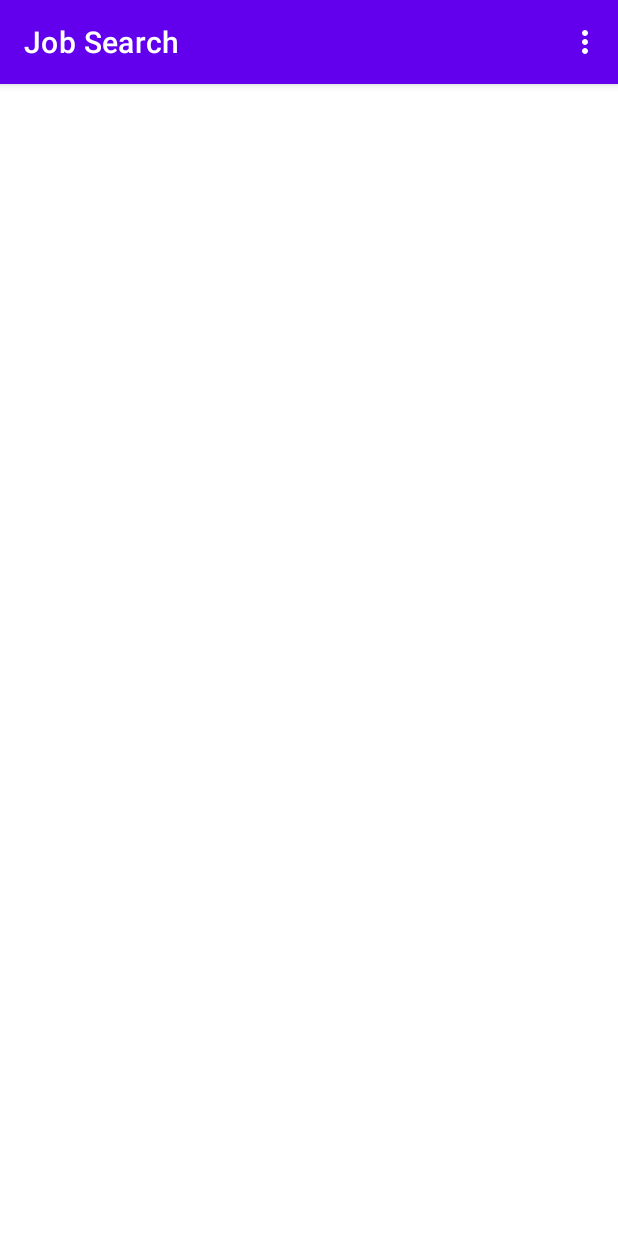
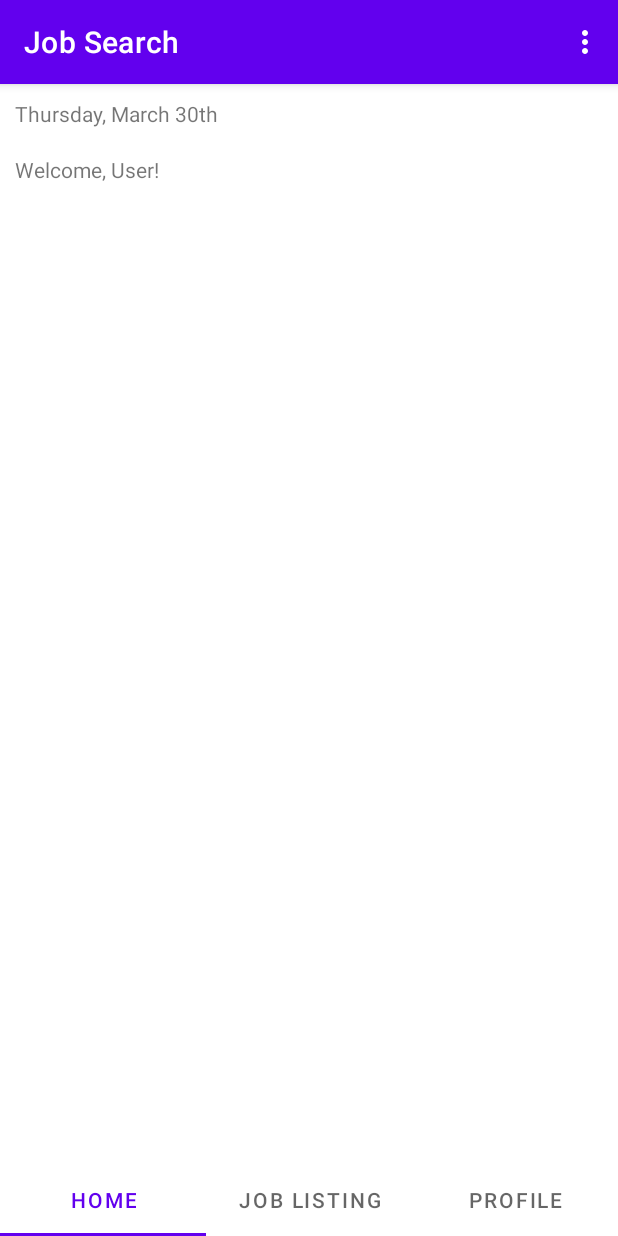
Before and after one commit to jamesdev23/JobSearchApp, an Android app: the screen it shows after launch (MainActivity before the commit, ApplicantViewPagerActivity after it), on a phone screen of 412 x 824 dp. Run offline under Robolectric (Android 15) with nearby library versions, the phone set to English and light mode, and no system bars.

Commit message:
Added vector assets Added bottom nav menu (not working atm) Changed launcher activity to applicant view pager Added sample content

```diff
--- a/app/src/main/java/com/example/kodegojobsearchapp/applicant_viewpager/ApplicantViewPagerActivity.kt
+++ b/app/src/main/java/com/example/kodegojobsearchapp/applicant_viewpager/ApplicantViewPagerActivity.kt
@@ -1,12 +1,78 @@
 package com.example.kodegojobsearchapp.applicant_viewpager
 
+import android.content.Intent
 import androidx.appcompat.app.AppCompatActivity
 import android.os.Bundle
+import android.os.Handler
+import android.os.Looper
+import android.view.Menu
+import android.view.MenuItem
+import android.widget.Toast
+import androidx.viewpager2.widget.ViewPager2
+import com.example.kodegojobsearchapp.MyBottomSheetDialogFragment
 import com.example.kodegojobsearchapp.R
+import com.example.kodegojobsearchapp.adapter.FragmentAdapter
+import com.example.kodegojobsearchapp.databinding.ActivityApplicantViewPagerBinding
+import com.google.android.material.tabs.TabLayoutMediator
 
 class ApplicantViewPagerActivity : AppCompatActivity() {
+    private lateinit var binding: ActivityApplicantViewPagerBinding
+    private var doubleBackToExitPressedOnce = false
+
     override fun onCreate(savedInstanceState: Bundle?) {
         super.onCreate(savedInstanceState)
-        setContentView(R.layout.activity_applicant_view_pager)
+        binding = ActivityApplicantViewPagerBinding.inflate(layoutInflater)
+        setContentView(binding.root)
+
+        supportActionBar?.title = "Job Search"
+        supportActionBar?.displayOptions
+
+        var fragmentAdapter = FragmentAdapter(supportFragmentManager, lifecycle)
+
+        fragmentAdapter.addFragment(HomeFragment())
+        fragmentAdapter.addFragment(JobListingFragment())
+        fragmentAdapter.addFragment(ProfileFragment())
+
+        with(binding.viewPager2) {
+            orientation = ViewPager2.ORIENTATION_HORIZONTAL
+            adapter = fragmentAdapter
+        }
+
+        var tabs: ArrayList<String> = ArrayList()
+
+        tabs.add("Home")
+        tabs.add("Job Listing")
+        tabs.add("Profile")
+
+        TabLayoutMediator(binding.tabLayout, binding.viewPager2) { tab, position ->
+            tab.text = tabs[position]
+        }.attach()
+
     }
+
+    override fun onCreateOptionsMenu(menu: Menu): Boolean {
+        menuInflater.inflate(R.menu.main_menu, menu)
+        return true
+    }
+
+    override fun onOptionsItemSelected(item: MenuItem): Boolean {
+        return when (item.itemId) {
+            R.id.action_sign_out -> {
+                val bottomSheetDialogFragment = MyBottomSheetDialogFragment()
+                bottomSheetDialogFragment.show(supportFragmentManager, "MyBottomSheetDialogFragment")
+                true
+            }
+            else -> super.onOptionsItemSelected(item)
+        }
+    }
+
+    override fun onBackPressed() {
+        if(binding.viewPager2.currentItem == 0) {
+            super.onBackPressed()
+        }else {
+            binding.viewPager2.currentItem = binding.viewPager2.currentItem - 1
+        }
+    }
+
+
 }
--- a/app/src/main/java/com/example/kodegojobsearchapp/applicant_viewpager/HomeFragment.kt
+++ b/app/src/main/java/com/example/kodegojobsearchapp/applicant_viewpager/HomeFragment.kt
@@ -5,56 +5,40 @@ import androidx.fragment.app.Fragment
 import android.view.LayoutInflater
 import android.view.View
 import android.view.ViewGroup
+import androidx.recyclerview.widget.ItemTouchHelper
+import androidx.recyclerview.widget.LinearLayoutManager
 import com.example.kodegojobsearchapp.R
+import com.example.kodegojobsearchapp.databinding.FragmentHomeBinding
 
-// TODO: Rename parameter arguments, choose names that match
-// the fragment initialization parameters, e.g. ARG_ITEM_NUMBER
-private const val ARG_PARAM1 = "param1"
-private const val ARG_PARAM2 = "param2"
+class HomeFragment : Fragment() {
 
-/**
- * A simple [Fragment] subclass.
- * Use the [HomeFragment.newInstance] factory method to
- * create an instance of this fragment.
- */
-class HomeFragment : Fragment() {
-    // TODO: Rename and change types of parameters
-    private var param1: String? = null
-    private var param2: String? = null
+    private var _binding: FragmentHomeBinding? = null
+    private val binding get() = _binding!!
+
 
     override fun onCreate(savedInstanceState: Bundle?) {
         super.onCreate(savedInstanceState)
-        arguments?.let {
-            param1 = it.getString(ARG_PARAM1)
-            param2 = it.getString(ARG_PARAM2)
-        }
     }
 
     override fun onCreateView(
         inflater: LayoutInflater, container: ViewGroup?,
         savedInstanceState: Bundle?
     ): View? {
-        // Inflate the layout for this fragment
-        return inflater.inflate(R.layout.fragment_home, container, false)
+        _binding = FragmentHomeBinding.inflate(inflater, container, false)
+        return binding.root
     }
 
-    companion object {
-        /**
-         * Use this factory method to create a new instance of
-         * this fragment using the provided parameters.
-         *
-         * @param param1 Parameter 1.
-         * @param param2 Parameter 2.
-         * @return A new instance of fragment HomeFragment.
-         */
-        // TODO: Rename and change types and number of parameters
-        @JvmStatic
-        fun newInstance(param1: String, param2: String) =
-            HomeFragment().apply {
-                arguments = Bundle().apply {
-                    putString(ARG_PARAM1, param1)
-                    putString(ARG_PARAM2, param2)
-                }
-            }
+    override fun onViewCreated(view: View, savedInstanceState: Bundle?) {
+        super.onViewCreated(view, savedInstanceState)
+
+        // code goes here
+
+
     }
+
+    override fun onDestroy() {
+        super.onDestroy()
+
+    }
+
 }
--- /dev/null
+++ b/app/src/main/res/drawable/baseline_format_list_bulleted_24.xml
@@ -0,0 +1,5 @@
+<vector android:autoMirrored="true" android:height="24dp"
+    android:tint="#000000" android:viewportHeight="24"
+    android:viewportWidth="24" android:width="24dp" xmlns:android="http://schemas.android.com/apk/res/android">
+    <path android:fillColor="@android:color/white" android:pathData="M4,10.5c-0.83,0 -1.5,0.67 -1.5,1.5s0.67,1.5 1.5,1.5 1.5,-0.67 1.5,-1.5 -0.67,-1.5 -1.5,-1.5zM4,4.5c-0.83,0 -1.5,0.67 -1.5,1.5S3.17,7.5 4,7.5 5.5,6.83 5.5,6 4.83,4.5 4,4.5zM4,16.5c-0.83,0 -1.5,0.68 -1.5,1.5s0.68,1.5 1.5,1.5 1.5,-0.68 1.5,-1.5 -0.67,-1.5 -1.5,-1.5zM7,19h14v-2L7,17v2zM7,13h14v-2L7,11v2zM7,5v2h14L21,5L7,5z"/>
+</vector>
--- /dev/null
+++ b/app/src/main/res/drawable/baseline_home_24.xml
@@ -0,0 +1,5 @@
+<vector android:height="24dp" android:tint="#000000"
+    android:viewportHeight="24" android:viewportWidth="24"
+    android:width="24dp" xmlns:android="http://schemas.android.com/apk/res/android">
+    <path android:fillColor="@android:color/white" android:pathData="M10,20v-6h4v6h5v-8h3L12,3 2,12h3v8z"/>
+</vector>
--- /dev/null
+++ b/app/src/main/res/drawable/baseline_supervised_user_circle_24.xml
@@ -0,0 +1,5 @@
+<vector android:height="24dp" android:tint="#000000"
+    android:viewportHeight="24" android:viewportWidth="24"
+    android:width="24dp" xmlns:android="http://schemas.android.com/apk/res/android">
+    <path android:fillColor="@android:color/white" android:pathData="M11.99,2c-5.52,0 -10,4.48 -10,10s4.48,10 10,10 10,-4.48 10,-10 -4.48,-10 -10,-10zM15.6,8.34c1.07,0 1.93,0.86 1.93,1.93 0,1.07 -0.86,1.93 -1.93,1.93 -1.07,0 -1.93,-0.86 -1.93,-1.93 -0.01,-1.07 0.86,-1.93 1.93,-1.93zM9.6,6.76c1.3,0 2.36,1.06 2.36,2.36 0,1.3 -1.06,2.36 -2.36,2.36s-2.36,-1.06 -2.36,-2.36c0,-1.31 1.05,-2.36 2.36,-2.36zM9.6,15.89v3.75c-2.4,-0.75 -4.3,-2.6 -5.14,-4.96 1.05,-1.12 3.67,-1.69 5.14,-1.69 0.53,0 1.2,0.08 1.9,0.22 -1.64,0.87 -1.9,2.02 -1.9,2.68zM11.99,20c-0.27,0 -0.53,-0.01 -0.79,-0.04v-4.07c0,-1.42 2.94,-2.13 4.4,-2.13 1.07,0 2.92,0.39 3.84,1.15 -1.17,2.97 -4.06,5.09 -7.45,5.09z"/>
+</vector>
--- a/app/src/main/res/layout/activity_applicant_view_pager.xml
+++ b/app/src/main/res/layout/activity_applicant_view_pager.xml
@@ -1,9 +1,31 @@
 <?xml version="1.0" encoding="utf-8"?>
-<androidx.constraintlayout.widget.ConstraintLayout xmlns:android="http://schemas.android.com/apk/res/android"
+<androidx.constraintlayout.widget.ConstraintLayout
+    xmlns:android="http://schemas.android.com/apk/res/android"
     xmlns:app="http://schemas.android.com/apk/res-auto"
     xmlns:tools="http://schemas.android.com/tools"
     android:layout_width="match_parent"
     android:layout_height="match_parent"
+    android:orientation="vertical"
+    android:weightSum="10"
     tools:context=".applicant_viewpager.ApplicantViewPagerActivity">
 
+
+    <androidx.viewpager2.widget.ViewPager2
+        android:id="@+id/viewPager2"
+        android:layout_width="match_parent"
+        android:layout_height="0dp"
+        android:layout_weight="9"
+        app:layout_constraintBottom_toBottomOf="parent"
+        app:layout_constraintEnd_toEndOf="parent"
+        app:layout_constraintStart_toStartOf="parent"
+        app:layout_constraintTop_toTopOf="parent"/>
+
+    <com.google.android.material.tabs.TabLayout
+        android:id="@+id/tab_layout"
+        android:layout_width="match_parent"
+        android:layout_height="0dp"
+        android:layout_weight="1"
+        app:layout_constraintBottom_toBottomOf="parent"/>
+
+
 </androidx.constraintlayout.widget.ConstraintLayout>
--- a/app/src/main/res/layout/fragment_home.xml
+++ b/app/src/main/res/layout/fragment_home.xml
@@ -1,14 +1,30 @@
 <?xml version="1.0" encoding="utf-8"?>
-<FrameLayout xmlns:android="http://schemas.android.com/apk/res/android"
+<LinearLayout xmlns:android="http://schemas.android.com/apk/res/android"
     xmlns:tools="http://schemas.android.com/tools"
     android:layout_width="match_parent"
     android:layout_height="match_parent"
-    tools:context=".applicant_viewpager.HomeFragment">
+    tools:context=".applicant_viewpager.HomeFragment"
+    android:orientation="vertical"
+    android:padding="10dp"
+    android:weightSum="10">
 
-    <!-- TODO: Update blank fragment layout -->
     <TextView
         android:layout_width="match_parent"
-        android:layout_height="match_parent"
-        android:text="@string/hello_blank_fragment" />
+        android:layout_height="0dp"
+        android:layout_weight="0.5"
+        android:text="Thursday, March 30th" />
 
-</FrameLayout>
+    <TextView
+        android:layout_width="match_parent"
+        android:layout_height="0dp"
+        android:layout_weight="0.5"
+        android:text="Welcome, User!" />
+
+    <androidx.recyclerview.widget.RecyclerView
+        android:layout_width="match_parent"
+        android:layout_height="0dp"
+        android:layout_weight="9"
+        android:id="@+id/job_listing_list"
+        />
+
+</LinearLayout>
```
Also changed, not shown: app/src/main/AndroidManifest.xml (+8 -6 lines), app/src/main/java/com/example/kodegojobsearchapp/applicant_viewpager/JobListingFragment.kt (+19 -37 lines), app/src/main/java/com/example/kodegojobsearchapp/applicant_viewpager/ProfileFragment.kt (+19 -37 lines), app/src/main/res/menu/bottom_navigation_menu.xml (added, +15 -0 lines).
